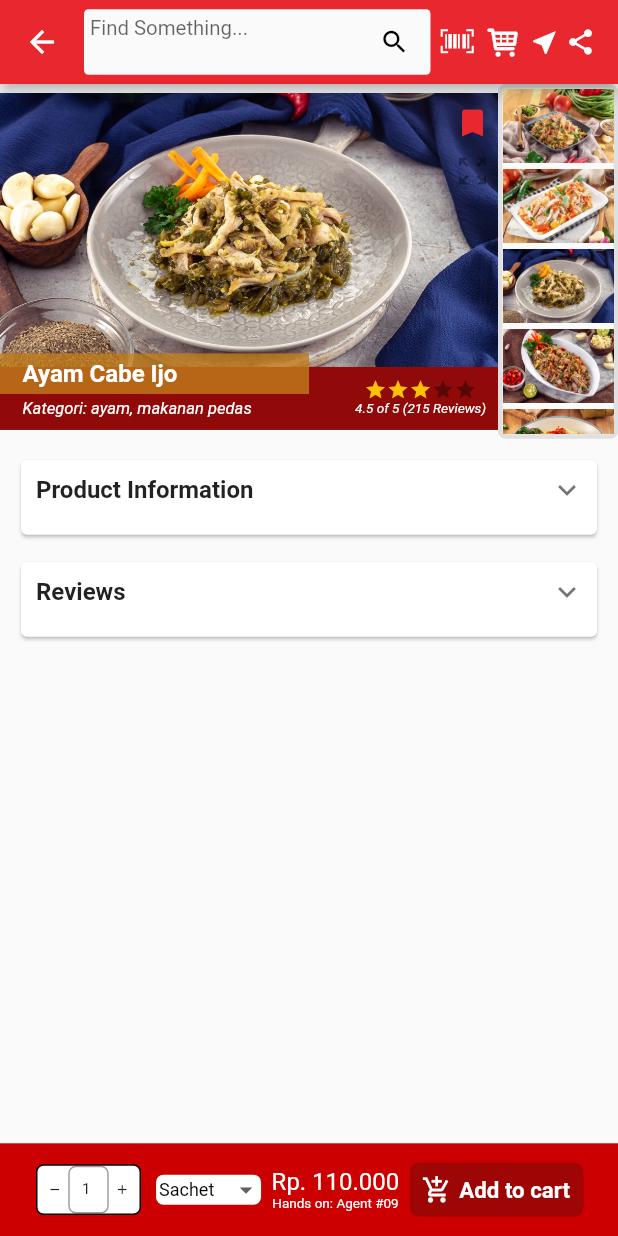
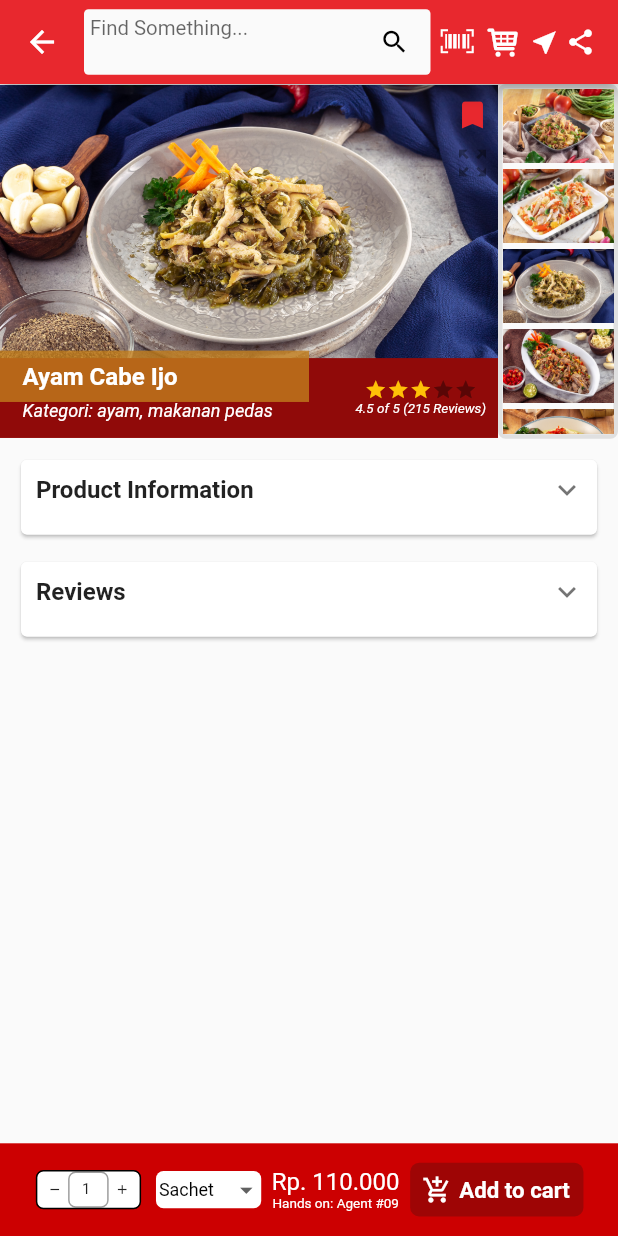
Before and after one commit to blackthinker12/laukita-mobile, a Flutter app: the ProductDetailPage screen opened by its route, on a phone screen of 412 x 824 dp. Run offline on Flutter 3.47's test engine with Material 2 defaults, Android fonts, the phone set to English and light mode, and no system bars; drawn by our look-alikes of expandable, flutter_rating_bar; our stand-ins replace cached_network_image, carousel_slider, flutter_map, flutter_spinkit, latlong, pin_code_fields and 1 more; missing offline and left inert: flutter_barcode_scanner, flutter_cupertino_date_picker, searchable_dropdown.

Commit message:
fix bugs product detail page

```diff
--- a/lib/main.dart
+++ b/lib/main.dart
@@ -1,4 +1,5 @@
 import 'package:flutter/material.dart';
+import 'package:flutter/services.dart';
 
 import 'package:Laukita/ui/pages/pages.dart';
 
@@ -8,6 +9,11 @@ class MyApp extends StatelessWidget {
   // This widget is the root of your application.
   @override
   Widget build(BuildContext context) {
+    SystemChrome.setPreferredOrientations([
+      DeviceOrientation.portraitUp,
+      DeviceOrientation.portraitDown,
+    ]);
+
     return MaterialApp(
       title: 'Laukita',
       theme: ThemeData(
--- a/lib/ui/pages/home_page.dart
+++ b/lib/ui/pages/home_page.dart
@@ -113,7 +113,8 @@ class _HomePageState extends State<HomePage> {
                       SizeConfig.safeBlockHorizontal * 29.3,
                       SizeConfig.safeBlockHorizontal * 29.6
                     )
-                  ]
+                  ],
+                  padding: EdgeInsets.symmetric(horizontal: SizeConfig.safeBlockHorizontal * 3.4)
                 )
               ],
             ),
--- a/lib/ui/pages/product_detail_page.dart
+++ b/lib/ui/pages/product_detail_page.dart
@@ -65,7 +65,7 @@ class _ProductDetailPageState extends State<ProductDetailPage> {
         DropdownMenuItem(
           value: type,
           child: Container(
-            width: 250,
+            width: SizeConfig.safeBlockHorizontal * 60.82,
             child: Text(
               type.type,
               overflow: TextOverflow.ellipsis,
@@ -86,6 +86,13 @@ class _ProductDetailPageState extends State<ProductDetailPage> {
   @override
   Widget build(BuildContext context) {
     SizeConfig().init(context);
+
+    double paddingBottomAction;
+    if (MediaQuery.of(context).size.width <= 375) {
+      paddingBottomAction = 1;
+    } else {
+      paddingBottomAction = SizeConfig.safeBlockHorizontal * 3.4;
+    }
 
     return Scaffold(
       appBar: appBarWithSearch(
@@ -218,14 +225,14 @@ class _ProductDetailPageState extends State<ProductDetailPage> {
                                     ),
                                   ),
                                 ),
-                                SizedBox(height: 40,),
+                                SizedBox(height: SizeConfig.safeBlockVertical * 6.15,),
                               ],
                             ),
                             Positioned(
                               bottom: 0,
                               child: Container(
                                 width: MediaQuery.of(context).size.width-80,
-                                height: 42,
+                                height: SizeConfig.safeBlockVertical * 6.46,
                                 padding: EdgeInsets.only(left: 15.0),
                                 decoration: BoxDecoration(
                                   color: Color(0xFF900A09)
@@ -238,13 +245,13 @@ class _ProductDetailPageState extends State<ProductDetailPage> {
                                       mainAxisAlignment: MainAxisAlignment.center,
                                       crossAxisAlignment: CrossAxisAlignment.start,
                                       children: <Widget>[
-                                        SizedBox(height: 14,),
+                                        SizedBox(height: SizeConfig.safeBlockVertical * 2.15,),
                                         Text(
                                           "Kategori: ayam, makanan pedas",
                                           style: TextStyle(
                                             color: Colors.white,
                                             fontStyle: FontStyle.italic,
-                                            fontSize: 11
+                                            fontSize: SizeConfig.safeBlockHorizontal * 2.919
                                          )
                                         ),
                                       ],
@@ -281,7 +288,7 @@ class _ProductDetailPageState extends State<ProductDetailPage> {
                                             style: TextStyle(
                                               color: Colors.white,
                                               fontStyle: FontStyle.italic,
-                                              fontSize: 9
+                                              fontSize: SizeConfig.safeBlockHorizontal * 2.18
                                             ),
                                           ),
                                         )
@@ -295,7 +302,7 @@ class _ProductDetailPageState extends State<ProductDetailPage> {
                               bottom: 24,
                               child: Container(
                                 width: MediaQuery.of(context).size.width/2,
-                                height: 27,
+                                height: SizeConfig.safeBlockVertical * 4.15,
                                 padding: EdgeInsets.only(left: 15.0),
                                 decoration: BoxDecoration(
                                   color: Color(0xFFC17D1C).withOpacity(0.8)
@@ -309,7 +316,7 @@ class _ProductDetailPageState extends State<ProductDetailPage> {
                                       style: TextStyle(
                                         color: Colors.white,
                                         fontWeight: FontWeight.bold,
-                                        fontSize: 16
+                                        fontSize: SizeConfig.safeBlockHorizontal * 3.89
                                      )
                                     ),
                                   ],
@@ -405,7 +412,7 @@ class _ProductDetailPageState extends State<ProductDetailPage> {
                                       "Product Information",
                                       style: TextStyle(
                                         fontWeight: FontWeight.bold,
-                                        fontSize: 16
+                                        fontSize: SizeConfig.safeBlockHorizontal * 3.89
                                       ),
                                     ),
                                   ),
@@ -459,7 +466,7 @@ class _ProductDetailPageState extends State<ProductDetailPage> {
                                       "Reviews",
                                       style: TextStyle(
                                         fontWeight: FontWeight.bold,
-                                        fontSize: 16
+                                        fontSize: SizeConfig.safeBlockHorizontal * 3.89
                                       ),
                                     ),
                                   ),
@@ -473,7 +480,7 @@ class _ProductDetailPageState extends State<ProductDetailPage> {
                                         title: Text(
                                           reviews[i].name,
                                           style: TextStyle(
-                                            fontSize: 14,
+                                            fontSize: SizeConfig.safeBlockHorizontal * 3.4,
                                             fontWeight: FontWeight.bold
                                           ),
                                         ),
@@ -502,7 +509,7 @@ class _ProductDetailPageState extends State<ProductDetailPage> {
                                             Text(
                                               reviews[i].review,
                                               style: TextStyle(
-                                                fontSize: 11,
+                                                fontSize: SizeConfig.safeBlockHorizontal * 2.676,
                                               ),
                                               maxLines: 4,
                                               overflow: TextOverflow.ellipsis,
@@ -552,9 +559,12 @@ class _ProductDetailPageState extends State<ProductDetailPage> {
             false,
             <Widget>[
               Padding(
-                padding: EdgeInsets.symmetric(horizontal: 10.0, vertical: 14),
+                padding: EdgeInsets.symmetric(
+                  horizontal: SizeConfig.safeBlockHorizontal * 2.4,
+                  vertical: SizeConfig.safeBlockVertical * 2.16
+                ),
                 child: Container(
-                  width: 70.0,
+                  width: SizeConfig.safeBlockHorizontal * 17.03,
                   decoration: BoxDecoration(
                     color: Colors.white,
                     borderRadius: BorderRadius.circular(5.0),
@@ -567,7 +577,7 @@ class _ProductDetailPageState extends State<ProductDetailPage> {
                     crossAxisAlignment: CrossAxisAlignment.center,
                     children: <Widget>[
                       Container(
-                        width: 10,
+                        width: SizeConfig.safeBlockHorizontal * 2.4,
                         margin: EdgeInsets.only(right: 4),
                         child: GestureDetector(
                           child: Icon(
@@ -585,10 +595,10 @@ class _ProductDetailPageState extends State<ProductDetailPage> {
                         ),
                       ),
                       Container(
-                        width: 27,
+                        width: SizeConfig.safeBlockHorizontal * 6.56,
                         child: Center(
                           child: TextFormField(
-                            style: TextStyle(fontSize: 10),
+                            style: TextStyle(fontSize: SizeConfig.safeBlockHorizontal * 2.4),
                             textAlign: TextAlign.center,
                             decoration: InputDecoration(
                               contentPadding: EdgeInsets.all(5.0),
@@ -629,8 +639,8 @@ class _ProductDetailPageState extends State<ProductDetailPage> {
                 )
               ),
               Container(
-                width: 70.0,
-                height: 20.0,
+                width: SizeConfig.safeBlockHorizontal * 17.03,
+                height: SizeConfig.safeBlockVertical * 3,
                 padding: EdgeInsets.zero,
                 decoration: BoxDecoration(
                   color: Colors.white,
@@ -642,10 +652,10 @@ class _ProductDetailPageState extends State<ProductDetailPage> {
                     padding: EdgeInsets.only(left: 2.0),
                     child: DropdownButton(
                       style: TextStyle(
-                        fontSize: 12,
+                        fontSize: SizeConfig.safeBlockHorizontal * 2.9,
                         color: Colors.black
                       ),
-                      iconSize: 20,
+                      iconSize: SizeConfig.safeBlockHorizontal * 4.8,
                       isExpanded: true,
                       value: _selectedType,
                       items: _dropdownTypeItems,
@@ -655,7 +665,7 @@ class _ProductDetailPageState extends State<ProductDetailPage> {
                 ),
               ),
               Container(
-                margin: EdgeInsets.symmetric(horizontal: 7.0),
+                margin: EdgeInsets.symmetric(horizontal: SizeConfig.safeBlockHorizontal * 1.7),
                 child: Column(
                   mainAxisAlignment: MainAxisAlignment.center,
                   crossAxisAlignment: CrossAxisAlignment.center,
@@ -664,14 +674,14 @@ class _ProductDetailPageState extends State<ProductDetailPage> {
                       "Rp. 110.000",
                       style: TextStyle(
                         color: Colors.white,
-                        fontSize: 16
+                        fontSize: SizeConfig.safeBlockHorizontal * 3.89
                       ),
                     ),
                     Text(
                       "Hands on: Agent #09",
                       style: TextStyle(
                         color: Colors.white,
-                        fontSize: 9
+                        fontSize: SizeConfig.safeBlockHorizontal * 2.19
                       ),
                     ),
                   ],
@@ -690,16 +700,17 @@ class _ProductDetailPageState extends State<ProductDetailPage> {
                   color: Colors.white
                 ),
                 SizeConfig.safeBlockHorizontal * 2.2,
-                marginButton: EdgeInsets.only(right: 9.0),
+                marginButton: EdgeInsets.only(right: SizeConfig.safeBlockHorizontal * 2.19),
                 iconButton: Icon(
                   Icons.add_shopping_cart,
-                  size: 20,
+                  size: SizeConfig.safeBlockHorizontal * 4.8,
                   color: Colors.white,
                 ),
               ),
             ],
             mainAxisAlignment: MainAxisAlignment.spaceBetween,
-            color: 0xFFcc0001
+            color: 0xFFcc0001,
+            padding: EdgeInsets.symmetric(horizontal: paddingBottomAction)
           )
         ],
       ),
--- a/lib/ui/pages/shipment_form_page.dart
+++ b/lib/ui/pages/shipment_form_page.dart
@@ -259,7 +259,8 @@ class _ShipmentFormPageState extends State<ShipmentFormPage> {
               ),
             ],
             mainAxisAlignment: MainAxisAlignment.spaceBetween,
-            color: 0xFFcc0001
+            color: 0xFFcc0001,
+            padding: EdgeInsets.symmetric(horizontal: SizeConfig.safeBlockHorizontal * 3.4)
           ),
         ],
       )
--- a/lib/ui/widget/rectangle_actions.dart
+++ b/lib/ui/widget/rectangle_actions.dart
@@ -6,11 +6,12 @@ Widget rectangleActions(
   List<Widget> content,
   {
     MainAxisAlignment mainAxisAlignment = MainAxisAlignment.spaceEvenly,
-    int color = 0xFFF05828
+    int color = 0xFFF05828,
+    EdgeInsets padding = const EdgeInsets.symmetric(horizontal: 14.0)
   }
 ) {
   return Container(
-    padding: const EdgeInsets.symmetric(horizontal: 14.0),
+    padding: padding,
     height: heightContainer1,
     decoration: isShadow ? BoxDecoration(
       color: Color(color),
--- a/pubspec.yaml
+++ b/pubspec.yaml
@@ -25,7 +25,7 @@ dependencies:
   cupertino_icons: ^0.1.2
   expandable: 4.1.4
   carousel_slider: 2.2.1
-  flutter_barcode_scanner: 1.0.0
+  flutter_barcode_scanner: ^1.0.1
   flutter_rating_bar: 3.0.1+1
   flutter_map: 0.9.0
   flutter_spinkit: 4.1.2+1
```
Also changed, not shown: pubspec.lock, 1 other file.
